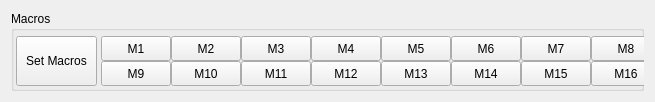
Old version of the form macroplugin.ui in the repository neundorf/CuteCom.
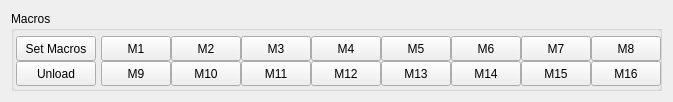
New version of the form.

Diff of the .ui file:
```diff
--- a/macroplugin.ui
+++ b/macroplugin.ui
@@ -6,8 +6,8 @@
    <rect>
     <x>0</x>
     <y>0</y>
-    <width>655</width>
-    <height>99</height>
+    <width>673</width>
+    <height>98</height>
    </rect>
   </property>
   <property name="windowTitle">
@@ -36,8 +36,8 @@
        <rect>
         <x>5</x>
         <y>25</y>
-        <width>81</width>
-        <height>50</height>
+        <width>80</width>
+        <height>25</height>
        </rect>
       </property>
       <property name="toolTip">
@@ -255,6 +255,22 @@
        <string>M16</string>
       </property>
      </widget>
+     <widget class="QPushButton" name="m_bt_unload">
+      <property name="geometry">
+       <rect>
+        <x>5</x>
+        <y>50</y>
+        <width>80</width>
+        <height>25</height>
+       </rect>
+      </property>
+      <property name="toolTip">
+       <string>Open macro settings dialog</string>
+      </property>
+      <property name="text">
+       <string>Unload</string>
+      </property>
+     </widget>
     </widget>
    </item>
   </layout>
```
